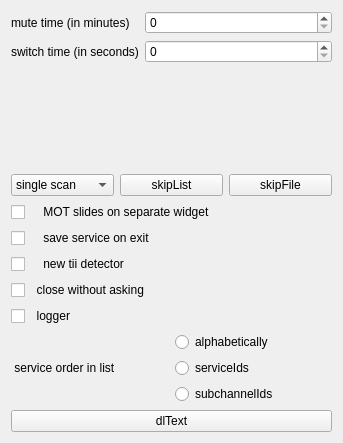
Qt form forms/config-helper.ui (JvanKatwijk/qt-dab) before a commit.
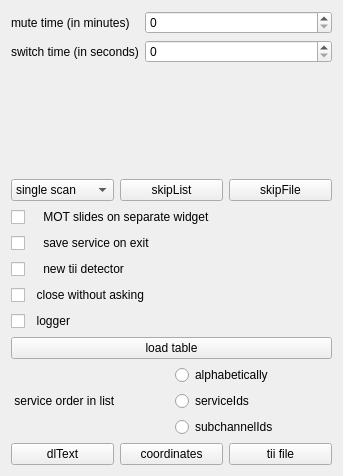
The same form after that commit. Custom widgets are drawn as their Qt base class.

The edit to the form file:
```diff
--- a/forms/config-helper.ui
+++ b/forms/config-helper.ui
@@ -7,7 +7,7 @@
     <x>0</x>
     <y>0</y>
     <width>343</width>
-    <height>443</height>
+    <height>476</height>
    </rect>
   </property>
   <property name="windowTitle">
@@ -133,6 +133,13 @@
      </property>
     </widget>
    </item>
+   <item>
+    <widget class="QPushButton" name="loadTableButton">
+     <property name="text">
+      <string>load table</string>
+     </property>
+    </widget>
+   </item>
    <item>
     <layout class="QHBoxLayout" name="horizontalLayout_3">
      <item>
@@ -179,6 +186,8 @@
     </layout>
    </item>
    <item>
+    <layout class="QHBoxLayout" name="horizontalLayout">
+     <item>
     <widget class="smallPushButton" name="dlTextButton">
      <property name="toolTip">
       <string>&lt;html&gt;&lt;head/&gt;&lt;body&gt;&lt;p&gt;Save the lines of text that appear as dynamic label&lt;/p&gt;&lt;/body&gt;&lt;/html&gt;</string>
@@ -187,6 +196,22 @@
       <string>dlText</string>
      </property>
     </widget>
+     </item>
+     <item>
+      <widget class="smallPushButton" name="set_coordinatesButton">
+       <property name="text">
+        <string>coordinates</string>
+       </property>
+      </widget>
+     </item>
+     <item>
+      <widget class="smallPushButton" name="tiiFileButton">
+       <property name="text">
+        <string>tii file</string>
+       </property>
+      </widget>
+     </item>
+    </layout>
    </item>
   </layout>
  </widget>
```
Lines whose indentation alone changed are shown as unchanged.
